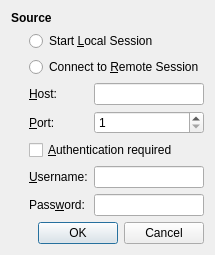
First picture: the form in qt/SessionDialog.ui, repository transmission/transmission, before the edit.
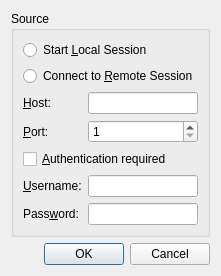
Second picture: the form after the edit.

Commit message: Session dialog a11y improvements

Diff of the .ui file:
```diff
--- a/qt/SessionDialog.ui
+++ b/qt/SessionDialog.ui
@@ -6,8 +6,8 @@
    <rect>
     <x>0</x>
     <y>0</y>
-    <width>250</width>
-    <height>265</height>
+    <width>248</width>
+    <height>297</height>
    </rect>
   </property>
   <property name="windowTitle">
@@ -18,20 +18,11 @@
     <enum>QLayout::SetFixedSize</enum>
    </property>
    <item>
-    <widget class="QLabel" name="sourceSectionLabel">
-     <property name="styleSheet">
-      <string notr="true">font-weight:bold</string>
-     </property>
-     <property name="text">
+    <widget class="QGroupBox" name="sourceSection">
+     <property name="title">
       <string>Source</string>
      </property>
-    </widget>
-   </item>
-   <item>
     <layout class="QGridLayout" name="sourceSectionLayout" columnstretch="0,1">
-     <property name="leftMargin">
-      <number>18</number>
-     </property>
      <item row="0" column="0" colspan="2">
       <widget class="QRadioButton" name="localSessionRadio">
        <property name="text">
@@ -117,6 +108,7 @@
       </widget>
      </item>
     </layout>
+    </widget>
    </item>
    <item>
     <widget class="QDialogButtonBox" name="dialogButtons">
```
Left out of the diff: 16 changed lines with no effect on the pictures. Lines whose indentation alone changed are shown as unchanged.
